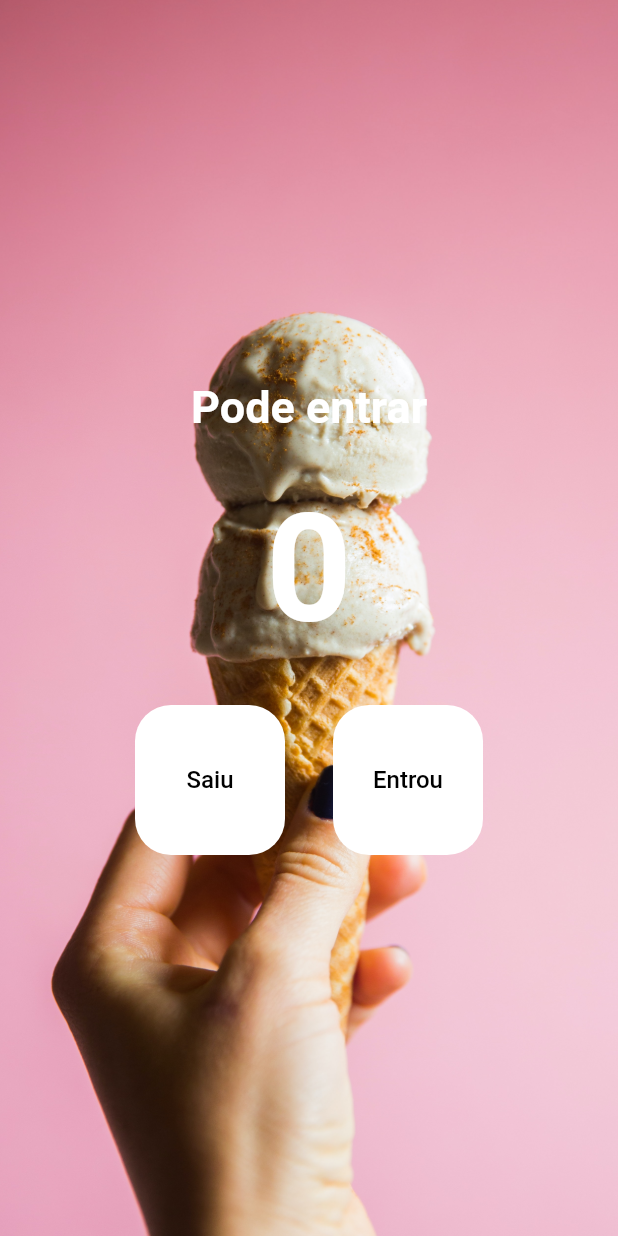
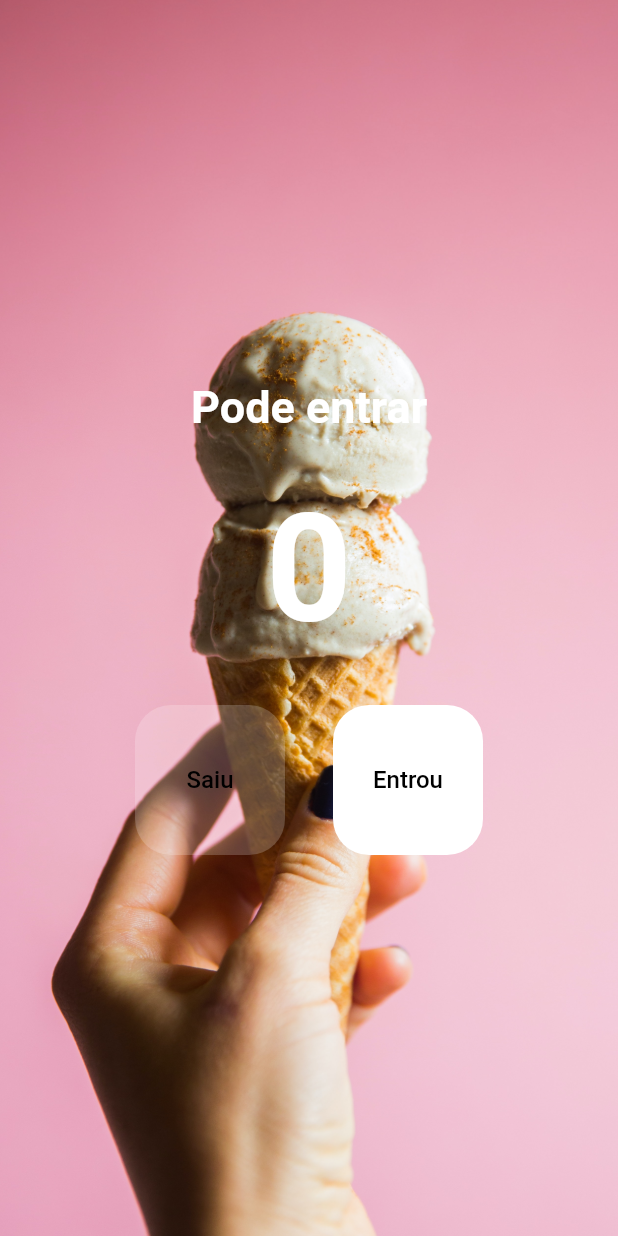
Before and after one commit to mercurio236/contador-flutter, a Flutter app: the screen it shows after launch, on a phone screen of 412 x 824 dp. Run offline on Flutter 3.47's test engine with Material 2 defaults, Android fonts, the phone set to English and light mode, and no system bars.

Commit message:
finalizado o primeiro app em flutter

```diff
--- a/lib/main.dart
+++ b/lib/main.dart
@@ -31,15 +31,18 @@
 
   void decrement() {
     setState(() {
-    count--;
+      count--;
     });
   }
 
   void increment() {
     setState(() {
-    count++;
+      count++;
     });
   }
+
+  bool get isEmpty => count == 0;
+  bool get isFull => count == 20;
 
   @override
   Widget build(BuildContext context) {
@@ -59,7 +62,7 @@
           mainAxisAlignment: MainAxisAlignment.center,
           children: [
             Text(
-              'Pode entrar',
+              isFull ? 'Lotado' : 'Pode entrar',
               style: TextStyle(
                 fontSize: 30,
                 color: Colors.white,
@@ -71,7 +74,7 @@
               child: Text(
                 count.toString(),
                 style: TextStyle(
-                  color: Colors.white,
+                  color: isFull ? Colors.red : Colors.white,
                   fontWeight: FontWeight.w700,
                   fontSize: 100,
                 ),
@@ -82,12 +85,14 @@
               children: [
                 TextButton(
                   style: TextButton.styleFrom(
-                      backgroundColor: Colors.white,
+                      backgroundColor: isEmpty
+                          ? Colors.white.withOpacity(0.2)
+                          : Colors.white,
                       fixedSize: const Size(100, 100),
                       primary: Colors.black,
                       shape: RoundedRectangleBorder(
                           borderRadius: BorderRadius.circular(24))),
-                  onPressed: decrement,
+                  onPressed: isEmpty ? null : decrement,
                   child: Text(
                     'Saiu',
                     style: TextStyle(color: Colors.black, fontSize: 16),
@@ -98,12 +103,13 @@
                 ),
                 TextButton(
                   style: TextButton.styleFrom(
-                      backgroundColor: Colors.white,
+                      backgroundColor:
+                          isFull ? Colors.white.withOpacity(0.2) : Colors.white,
                       fixedSize: const Size(100, 100),
                       primary: Colors.black,
                       shape: RoundedRectangleBorder(
                           borderRadius: BorderRadius.circular(24))),
-                  onPressed: increment,
+                  onPressed: isFull ? null : increment,
                   child: Text(
                     'Entrou',
                     style: TextStyle(color: Colors.black, fontSize: 16),
```
